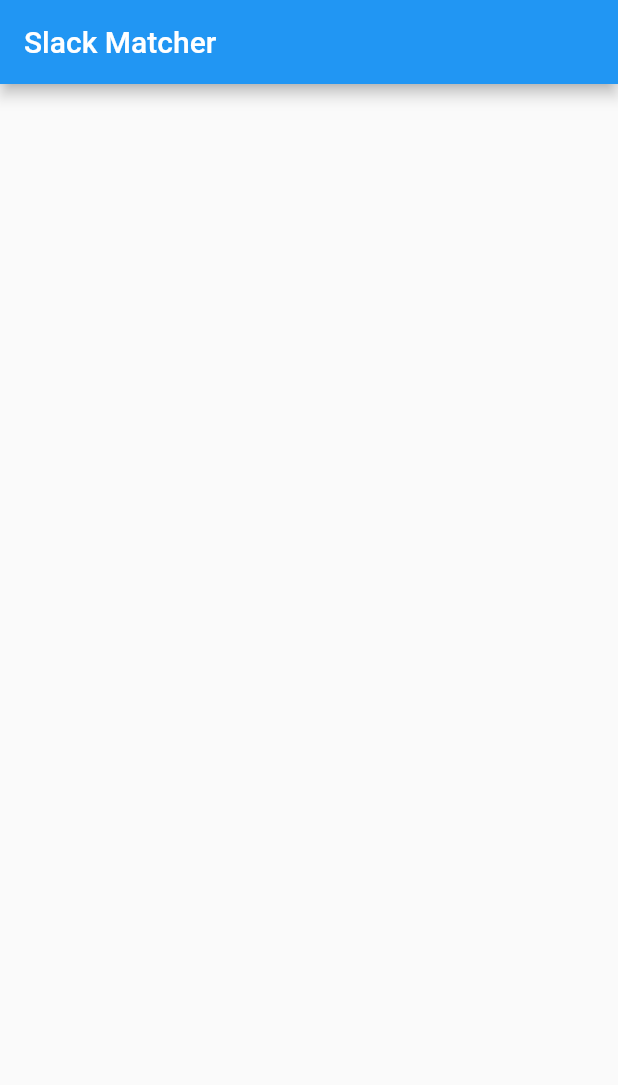
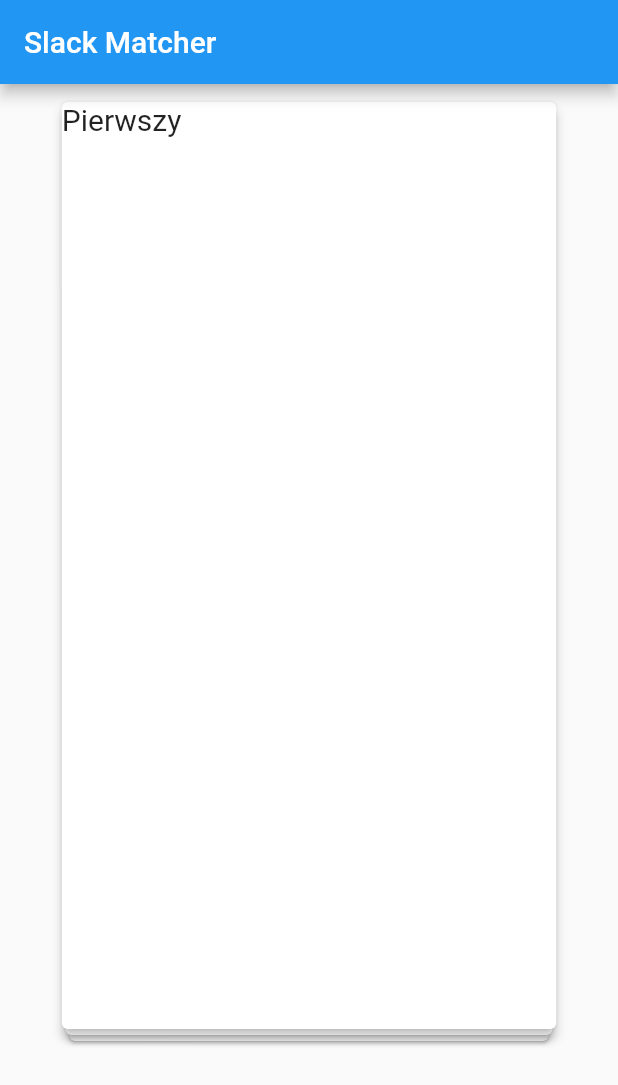
Before and after one commit to dannnoon/swipe-stack, a Flutter app: the screen it shows after launch, on a phone screen of 412 x 824 dp. Shown: the top 1085 px of the screen. Run offline on Flutter 3.47's test engine with Material 2 defaults, Android fonts, the phone set to English and light mode, and no system bars; our stand-ins replace dio; network calls fail.

Commit message:
Draggable card

```diff
--- a/lib/home_page.dart
+++ b/lib/home_page.dart
@@ -1,3 +1,5 @@
+import 'dart:math';
+
 import 'package:flutter/material.dart';
 
 class HomePage extends StatefulWidget {
@@ -10,12 +12,103 @@ class HomePage extends StatefulWidget {
 }
 
 class _HomePageState extends State<HomePage> {
+  List<Question> questions = [
+    Question("Pierwszy"),
+    Question("Drugi"),
+    Question("Trzeci"),
+  ];
+
   @override
   Widget build(BuildContext context) {
     return Scaffold(
         appBar: AppBar(
           title: Text(widget.title),
         ),
-        body: Container());
+        body: _buildStack());
   }
+
+  Widget _buildStack() => Center(
+        child: Stack(
+          alignment: Alignment.center,
+          children: <Widget>[..._buildCards()],
+        ),
+      );
+
+  List<Widget> _buildCards() {
+    List<Widget> cards = List();
+    for (int i = questions.length - 1; i >= 0; i--) {
+      if (i > 0) {
+        cards.add(_buildPositionedCard(i, questions[i]));
+      } else {
+        cards.add(_buildDraggableCard(i, questions[i]));
+      }
+    }
+    print(cards);
+    return cards;
+  }
+
+  Widget _buildDraggableCard(int index, Question question) => Positioned(
+        top: index * 4.0,
+        child: Draggable(
+          child: _buildCard(index, question),
+          feedback: _buildCard(index, question),
+          childWhenDragging: Container(),
+          onDragEnd: _onDragEnd,
+          affinity: Axis.horizontal,
+        ),
+      );
+
+  Widget _buildPositionedCard(int index, Question question) => Positioned(
+        top: index * 4.0,
+        child: _buildCard(index, question),
+      );
+
+  Widget _buildCard(int index, Question question) {
+    return Padding(
+      key: ValueKey(question.title),
+      padding: const EdgeInsets.all(8.0),
+      child: Card(
+        elevation: (questions.length - index).toDouble(),
+        color: Colors.white,
+        child: Container(
+          child: Text(
+            question.title,
+            style: TextStyle(fontSize: 20),
+          ),
+          height: MediaQuery.of(context).size.height * 0.75,
+          width: MediaQuery.of(context).size.width * 0.8 - (index * 5.0),
+        ),
+      ),
+    );
+  }
+
+  void _onDragEnd(DraggableDetails dragDetails) {
+    final direction = dragDetails.velocity.pixelsPerSecond.direction;
+    if (dragDetails.velocity.pixelsPerSecond.distance < ((_height() + _width()) / 2) * 0.2) return;
+    if (_isRight(direction)) {
+      setState(() {
+        questions.removeAt(0);
+      });
+      print("Right! ###############");
+    } else if (_isLeft(direction)) {
+      setState(() {
+        questions.removeAt(0);
+      });
+      print("Left! ###############");
+    }
+  }
+
+  bool _isRight(double direction) => (direction > 0 && direction < pi / 2) || (direction < 0 && direction > -pi / 2);
+
+  bool _isLeft(double direction) => (direction > pi / 2 && direction < pi) || (direction < -pi / 2 && direction > -pi);
+
+  double _height() => MediaQuery.of(context).size.height;
+
+  double _width() => MediaQuery.of(context).size.width;
 }
+
+class Question {
+  final String title;
+
+  Question(this.title);
+}
```
Also changed, not shown: lib/generated/i18n.dart (added).
